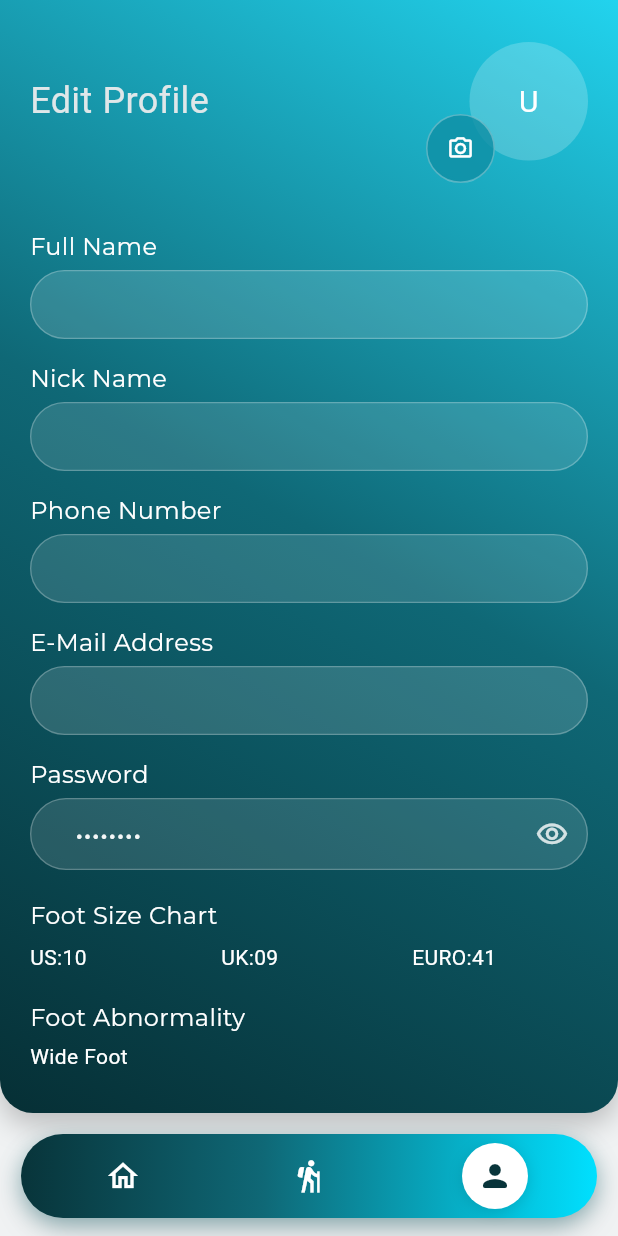
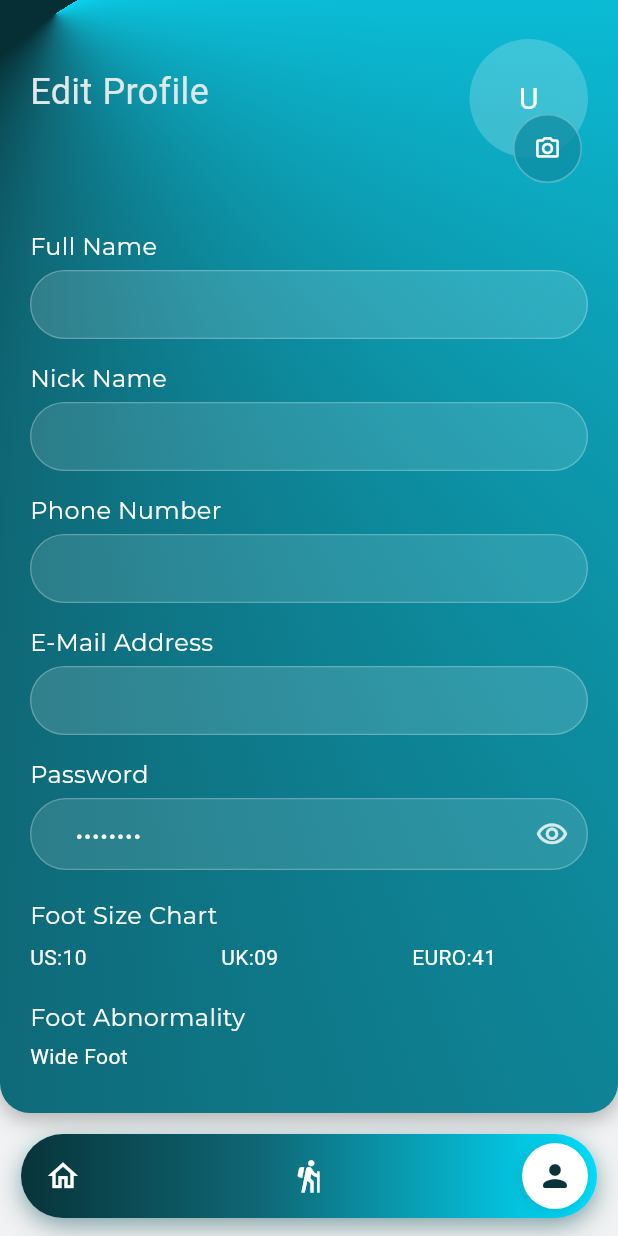
Before and after one commit to Get-My-Pair/getmypair-mobile, a Flutter app: the EditProfilePage screen opened directly with empty values, on a phone screen of 412 x 824 dp. Run offline on Flutter 3.47's test engine with Material 3 defaults, Android fonts, the phone set to English and light mode, and no system bars; our stand-ins replace dartz, dio, equatable, flutter_bloc, flutter_map, flutter_secure_storage and 10 more; missing offline and left inert: crop_your_image; accounts and stored records are empty; network calls fail; Roboto replaces fonts that are missing (Boldonse).

Commit message:
ui:bottom navbar ui fix

```diff
--- a/gmp/lib/core/widgets/floating_gradient_bottom_nav.dart
+++ b/gmp/lib/core/widgets/floating_gradient_bottom_nav.dart
@@ -65,7 +65,9 @@ class FloatingGradientBottomNav extends StatelessWidget {
             children: List.generate(items.length, (i) {
               final selected = i == currentIndex;
               final pair = items[i];
-              return Expanded(
+              // Use fixed-width cells so `spaceBetween` can increase the gap between items.
+              return SizedBox(
+                width: hitSize,
                 child: Material(
                   color: Colors.transparent,
                   child: InkWell(
--- a/gmp/lib/features/articles/presentation/pages/article_details_page.dart
+++ b/gmp/lib/features/articles/presentation/pages/article_details_page.dart
@@ -167,8 +167,9 @@ class _ArticleDetailsPageState extends State<ArticleDetailsPage> {
 
   @override
   Widget build(BuildContext context) {
-    final bottomSafe = Responsive.bottomInsetOf(context);
-    final bottomNavReserve = FloatingGradientBottomNav.barHeight + 12 + bottomSafe;
+    // Match the Home/Profile bottom reserve so content doesn't tuck under the
+    // floating bottom nav.
+    const bottomNavReserve = 112.0;
 
     if (_loading) {
       return Scaffold(
--- a/gmp/lib/features/dashboard/presentation/pages/customer_dashboard_page.dart
+++ b/gmp/lib/features/dashboard/presentation/pages/customer_dashboard_page.dart
@@ -132,6 +132,6 @@ class _ProfilePageWrapper extends StatelessWidget {
 
   @override
   Widget build(BuildContext context) {
-    return const ProfilePage();
+    return const ProfilePage(showBottomNav: false);
   }
 }
--- a/gmp/lib/features/profile/presentation/pages/edit_profile_page.dart
+++ b/gmp/lib/features/profile/presentation/pages/edit_profile_page.dart
@@ -14,11 +14,18 @@ import '../bloc/profile_bloc.dart';
 import '../bloc/profile_event.dart';
 import '../bloc/profile_state.dart';
 
-const LinearGradient _kProfileShellGradient = LinearGradient(
-  begin: Alignment.topRight,
-  end: Alignment.bottomLeft,
-  colors: [Color(0xFF22D3EE), Color(0xFF0F6876), Color(0xFF062F35)],
-  stops: [0.0, 0.48, 1.0],
+const SweepGradient _kProfileShellGradient = SweepGradient(
+  center: Alignment(0.22, -1.07),
+  startAngle: -0.55,
+  endAngle: 5.73,
+  colors: [
+    Color(0xFF09E0FF),
+    Color(0xFF0F6876),
+    Color(0xFF062F35),
+    Color(0xFF062F35),
+  ],
+  stops: [0.05, 0.44, 0.57, 1],
+  transform: GradientRotation(-0.55),
 );
 
 class EditProfilePage extends StatefulWidget {
@@ -215,6 +222,9 @@ class _EditProfilePageState extends State<EditProfilePage> {
         return Scaffold(
           backgroundColor: AppColors.background,
           body: SafeArea(
+            // Let the bottom-nav widget own the bottom inset, otherwise we can
+            // end up double-padding and the header/card spacing feels off.
+            bottom: false,
             child: Column(
               children: [
                 Expanded(
@@ -222,19 +232,22 @@ class _EditProfilePageState extends State<EditProfilePage> {
                     margin: const EdgeInsets.only(bottom: 14),
                     decoration: BoxDecoration(
                       borderRadius: const BorderRadius.vertical(
-                        bottom: Radius.circular(22),
+                        bottom: Radius.circular(20),
                       ),
                       gradient: _kProfileShellGradient,
                       boxShadow: [
                         BoxShadow(
-                          color: Colors.black.withValues(alpha: 0.22),
-                          blurRadius: 16,
-                          offset: const Offset(0, 8),
+                          color: const Color(0xFFABABAB),
+                          blurRadius: 12,
+                          offset: const Offset(0, 4),
+                          spreadRadius: 0,
                         ),
                       ],
                     ),
                     child: SingleChildScrollView(
-                      padding: const EdgeInsets.fromLTRB(20, 20, 20, 48),
+                      // Keep the last fields comfortably above the floating
+                      // bottom navigation bar.
+                      padding: const EdgeInsets.fromLTRB(20, 20, 20, 112),
                       child: Column(
                         crossAxisAlignment: CrossAxisAlignment.start,
                         children: [
@@ -303,7 +316,7 @@ class _EditProfilePageState extends State<EditProfilePage> {
                     ),
                   ),
                 ),
-                const DashboardLinkedBottomNav(),
+                const DashboardLinkedBottomNav(selectedTabIndex: 2),
               ],
             ),
           ),
@@ -323,7 +336,8 @@ class _EditProfilePageState extends State<EditProfilePage> {
       children: [
         Expanded(
           child: Padding(
-            padding: const EdgeInsets.only(top: 34),
+            // Align with the reference header rhythm (title + avatar cluster).
+            padding: const EdgeInsets.only(top: 28),
             child: Text(
               'Edit Profile',
               style: GoogleFonts.boldonse(
@@ -342,7 +356,7 @@ class _EditProfilePageState extends State<EditProfilePage> {
             clipBehavior: Clip.none,
             children: [
               Positioned(
-                top: 8,
+                top: 6,
                 right: 0,
                 child: CircleAvatar(
                   radius: 39.5,
@@ -386,7 +400,7 @@ class _EditProfilePageState extends State<EditProfilePage> {
                   ),
                 ),
               Positioned(
-                left: 4,
+                right: 4,
                 top: 56,
                 child: InkWell(
                   onTap: isLoading ? null : _pickAndUploadImage,
--- a/gmp/lib/features/profile/presentation/pages/family_profile_page.dart
+++ b/gmp/lib/features/profile/presentation/pages/family_profile_page.dart
@@ -55,11 +55,13 @@ class FamilyProfilePage extends StatelessWidget {
                   ],
                 ),
                 child: SingleChildScrollView(
-                  padding: const EdgeInsets.fromLTRB(20, 28, 20, 32),
+                  // Match the Home hero content vertical rhythm (top 86px, bottom reserve 112px).
+                  padding: const EdgeInsets.fromLTRB(20, 86, 20, 112),
                   child: Column(
                     crossAxisAlignment: CrossAxisAlignment.start,
                     children: [
                       Row(
+                        crossAxisAlignment: CrossAxisAlignment.start,
                         children: [
                           Expanded(
                             child: Text(
@@ -75,7 +77,7 @@ class FamilyProfilePage extends StatelessWidget {
                           _AvatarCluster(profile: profile),
                         ],
                       ),
-                      const SizedBox(height: 28),
+                      const SizedBox(height: 24),
                       for (final name in names)
                         _FamilyRow(
                           title: name,
```
Also changed, not shown: gmp/lib/features/articles/presentation/pages/article_list_page.dart (+4 -4 lines), gmp/lib/features/auth/presentation/bloc/auth_bloc.dart (+19 -4 lines), gmp/lib/features/profile/presentation/pages/profile_page.dart (+28 -9 lines).
